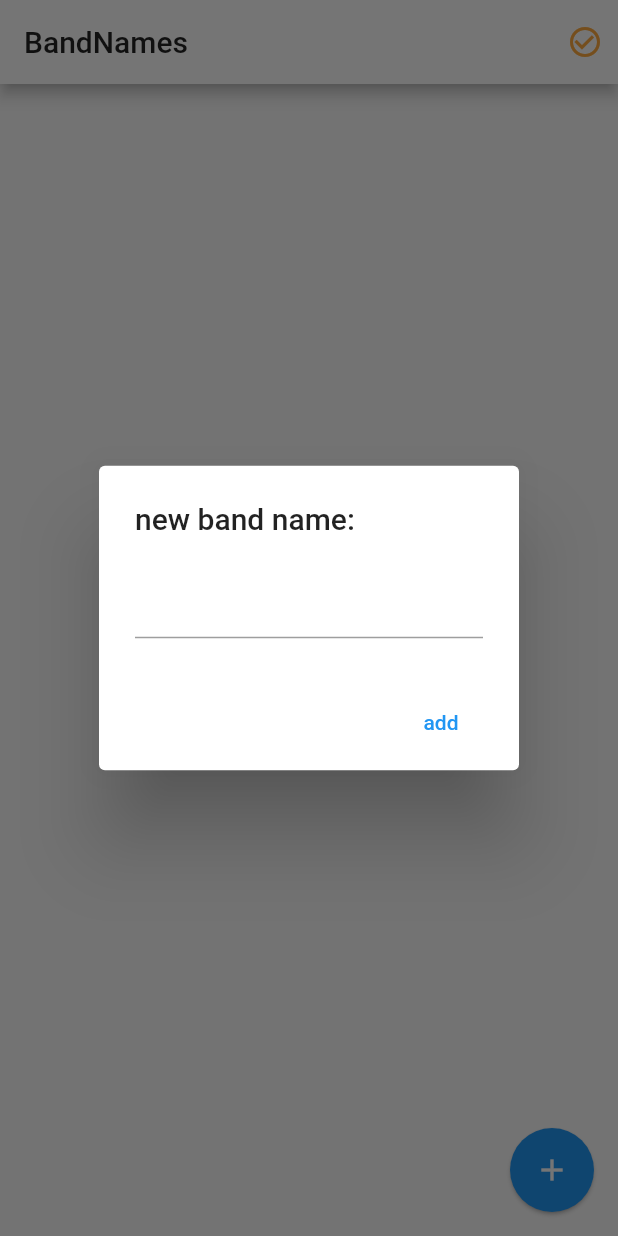
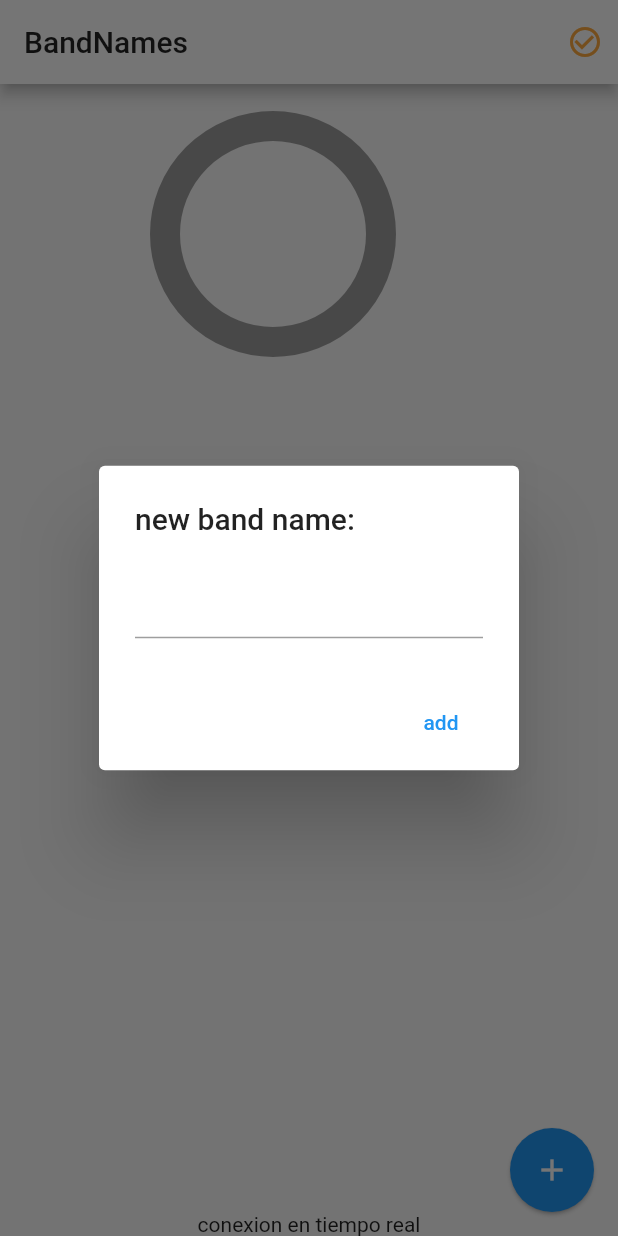
Before and after one commit to pablomagana/flutter-band-names, a Flutter app: the screen it shows after launch, after a tap on the "add" icon, on a phone screen of 412 x 824 dp. Run offline on Flutter 3.47's test engine with Material 2 defaults, Android fonts, the phone set to English and light mode, and no system bars; drawn by our look-alikes of pie_chart; our stand-ins replace socket_io_client; network calls fail.

Commit message:
add pie chart

```diff
--- a/lib/page/home.dart
+++ b/lib/page/home.dart
@@ -5,6 +5,7 @@ import 'package:band_names/services/socket_service.dart';
 import 'package:band_names/utils.dart';
 import 'package:flutter/cupertino.dart';
 import 'package:flutter/material.dart';
+import 'package:pie_chart/pie_chart.dart';
 import 'package:provider/provider.dart';
 
 class HomePage extends StatefulWidget {
@@ -56,9 +57,19 @@ class _HomePageState extends State<HomePage> {
           )
         ],
       ),
-      body: ListView.builder(
-        itemCount: bands.length,
-        itemBuilder: (context, i) => _bandTile(bands[i]),
+      body: Container(
+        child: Column(
+          children: [
+            _showChart(),
+            Expanded(
+              child: ListView.builder(
+                itemCount: bands.length,
+                itemBuilder: (context, i) => _bandTile(bands[i]),
+              ),
+            ),
+            Text("conexion en tiempo real")
+          ],
+        ),
       ),
       floatingActionButton: FloatingActionButton(
         child: Icon(Icons.add),
@@ -150,4 +161,24 @@ class _HomePageState extends State<HomePage> {
 
     Navigator.pop(context);
   }
+
+  Widget _showChart() {
+    Map<String, double> dataMap = Map();
+
+    bands.forEach((band) {
+      dataMap.putIfAbsent(band.name, () => band.votes.toDouble());
+    });
+    return Container(
+        padding: EdgeInsets.all(20),
+        height: 200,
+        width: double.infinity,
+        child: PieChart(
+          dataMap: dataMap,
+          chartValuesOptions: ChartValuesOptions(
+              decimalPlaces: 0,
+              showChartValuesInPercentage: true,
+              chartValueBackgroundColor: Colors.transparent),
+          chartType: ChartType.ring,
+        ));
+  }
 }
--- a/pubspec.yaml
+++ b/pubspec.yaml
@@ -29,6 +29,7 @@ dependencies:
   cupertino_icons: ^1.0.0
   socket_io_client: ^0.9.11
   provider: ^4.3.2+2
+  pie_chart: ^4.0.1
 
 dev_dependencies:
   flutter_test:
```
Also changed, not shown: pubspec.lock.
